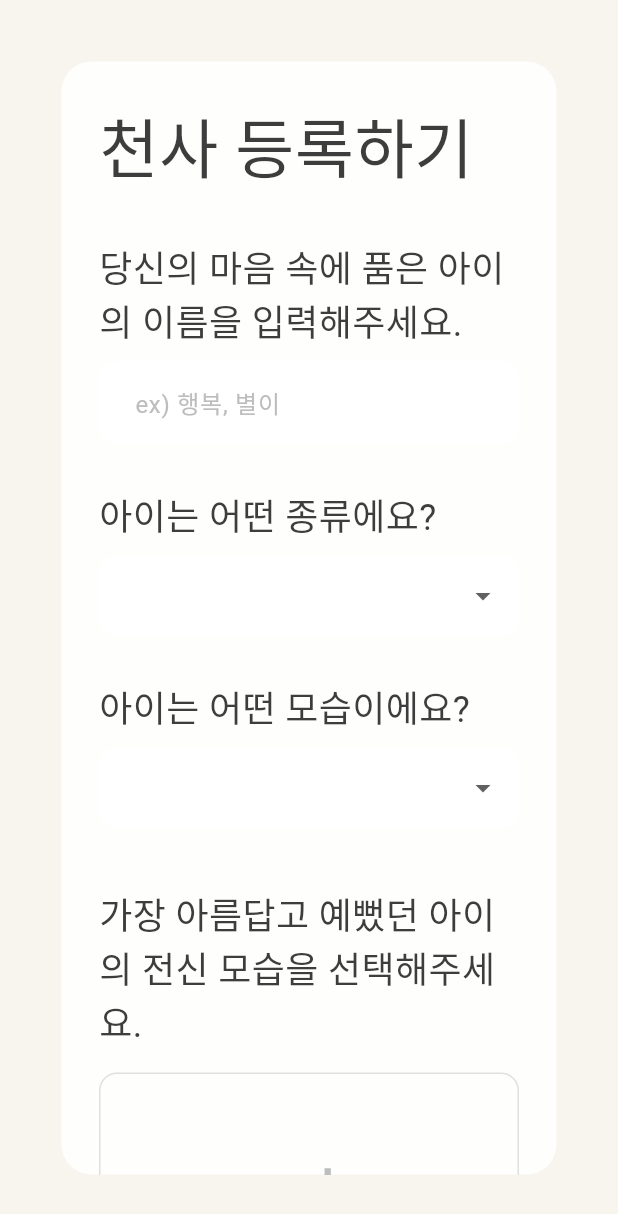
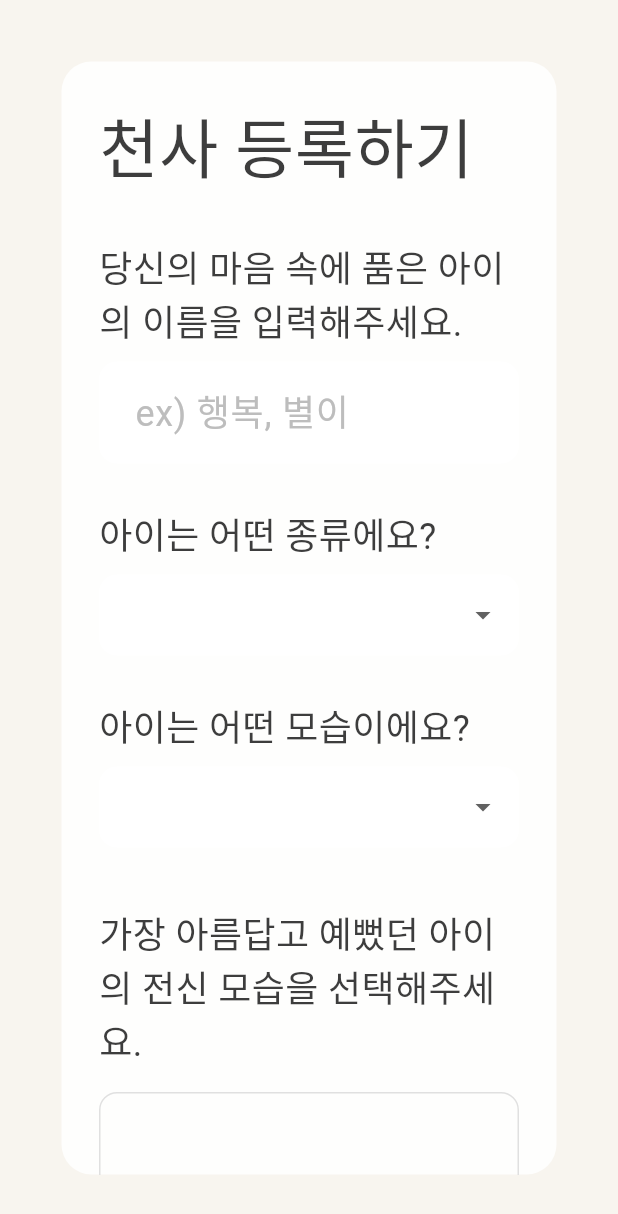
Before and after one commit to y0-0nhj/angel_diary, a Flutter app: the YesFormScreen widget shown alone on an empty page, opened directly, on a phone screen of 412 x 824 dp. Shown: the top 1214 px of the screen. Run offline on Flutter 3.47's test engine with Material 3 defaults, Android fonts, the phone set to English and light mode, and no system bars; our stand-ins replace audioplayers, firebase_core, flutter_dotenv, flutter_local_notifications, image_picker, package_info_plus and 4 more; accounts and stored records are empty; generated files the repository leaves out were written again; Roboto replaces fonts that are missing (Cafe24Oneprettynight).

```diff
--- a/lib/main.dart
+++ b/lib/main.dart
@@ -12,7 +12,7 @@ import 'package:shared_preferences/shared_preferences.dart';
 import 'package:firebase_core/firebase_core.dart';
 import 'firebase_options.dart';
 import 'language_manager.dart';
-// Removed flutter_dotenv import
+// import 'package:flutter_dotenv/flutter_dotenv.dart';
 // Removed auth imports
 
 // --- 앱 전체에서 사용할 색상 정의 ---
@@ -27,7 +27,7 @@ Future<void> main() async {
   // Flutter 바인딩을 먼저 초기화
   WidgetsFlutterBinding.ensureInitialized();
 
-  //await dotenv.load(fileName: ".env");
+  // await dotenv.load(fileName: ".env");
 
   // Firebase 초기화
   await Firebase.initializeApp(options: DefaultFirebaseOptions.currentPlatform);
@@ -864,11 +864,12 @@ class _YesFormScreenState extends State<YesFormScreen> {
                 ),
                 const SizedBox(height: 8), // ✨ Text와 TextField 사이에 간격 추가
                 TextField(
+                  style: TextStyle(fontSize: 24),
                   controller: _nameController,
                   decoration: buildInputDecoration().copyWith(
                     // ✨ 공통 스타일 함수 사용
                     hintText: AppLocalizations.of(context)!.nameInputHint,
-                    hintStyle: TextStyle(fontSize: 16, color: Colors.grey[400]),
+                    hintStyle: TextStyle(fontSize: 24, color: Colors.grey[400]),
                   ),
                 ),
                 const SizedBox(height: 30),
@@ -1085,7 +1086,17 @@ class _YesFormScreenState extends State<YesFormScreen> {
                     ),
                   ),
                   onPressed: _submit,
-                  child: const Text("천사 등록하기"),
+                  child: Text(
+                    AppLocalizations.of(context)!.angelRegistration,
+                    style: TextStyle(
+                      fontSize: 24,
+                      color: Colors.white,
+                      fontFamily:
+                          LanguageManager.currentLocale.languageCode == 'ko'
+                          ? 'Cafe24Oneprettynight'
+                          : null,
+                    ),
+                  ),
                 ),
               ],
             ),
--- a/lib/screens/help/widgets/feedback_dialog.dart
+++ b/lib/screens/help/widgets/feedback_dialog.dart
@@ -180,6 +180,8 @@ class _FeedbackDialogState extends State<FeedbackDialog> {
     );
     Navigator.pop(context, {
       'category': _category,
+      // 문자열로 전달해 downstream에서 타입 오류가 나지 않도록 처리
+      'title': _getTitle(),
       'message': _messageController.text.trim(),
       'email': _emailController.text.trim(),
     });
```
Also changed, not shown: lib/clients/discode_webhook.dart (+40 -6 lines), lib/clients/supabase_client.dart (added, +11 -0 lines), lib/screens/help/help_screen.dart (+38 -4 lines), 2 other files.
